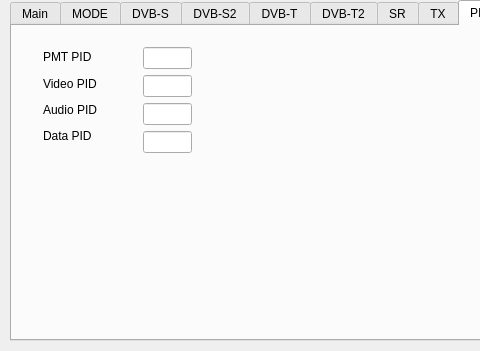
Old version of the form mainwindow.ui in the repository G4GUO/datvexpress_gui; both pictures show x 0 to 480 and y 0 to 351 of the 686 by 351 pixel window.
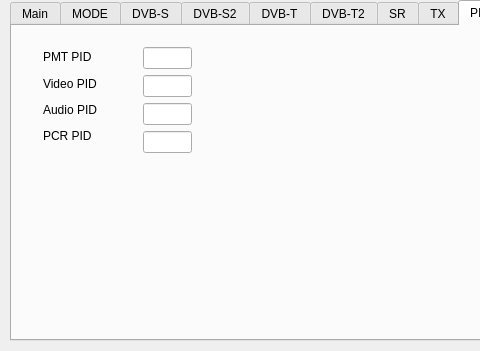
New version of the form. The open tabs and pages were chosen to show the change.

What changed in the file:
```diff
--- a/mainwindow.ui
+++ b/mainwindow.ui
@@ -973,7 +973,7 @@
        <item>
         <widget class="QLabel" name="label_21">
          <property name="text">
-          <string>Data PID</string>
+          <string>PCR PID</string>
          </property>
         </widget>
        </item>
```
Left out of the diff: 2 changed lines with no effect on the pictures.
